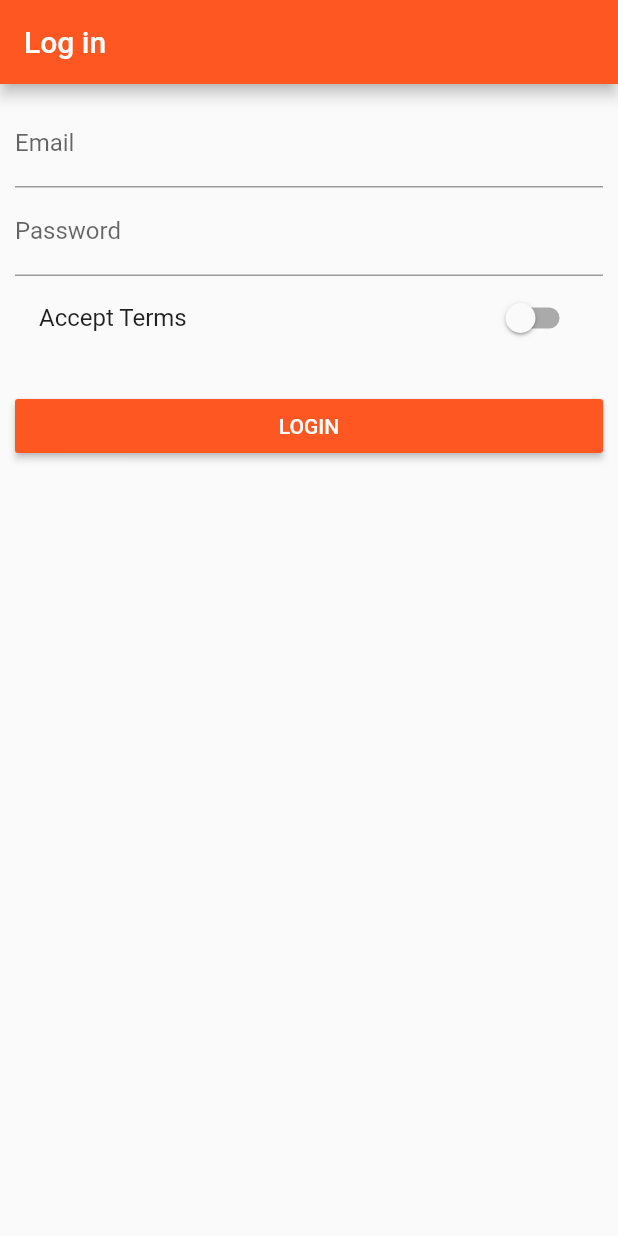
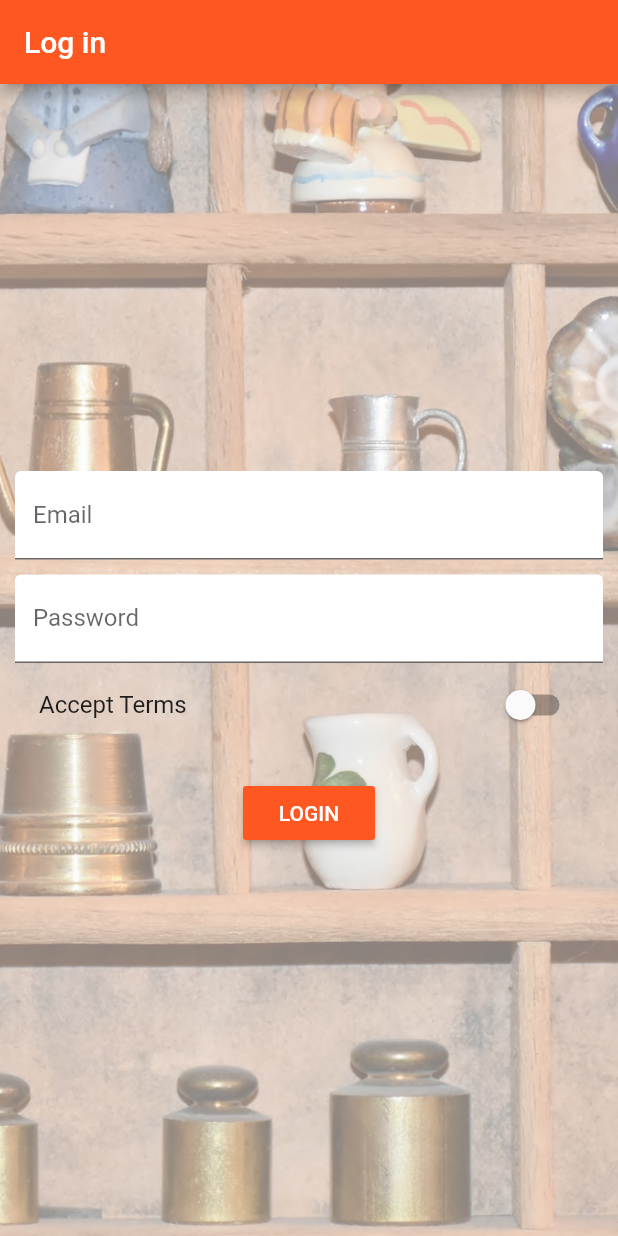
Before and after one commit to AliRadmanesh/flutter-easy-list, a Flutter app: the screen it shows after launch, on a phone screen of 412 x 824 dp. Run offline on Flutter 3.47's test engine with Material 2 defaults, Android fonts, the phone set to English and light mode, and no system bars.

Commit message:
Add more pages, Refactor files

```diff
--- a/lib/main.dart
+++ b/lib/main.dart
@@ -80,12 +80,14 @@ class _MyAppState extends State<MyApp> {
         brightness: Brightness.light,
         primarySwatch: Colors.deepOrange,
         accentColor: Colors.deepPurple,
+        // fontFamily: 'Oswald', // If you want a global font family for the app
       ),
       // home: AuthPage(),
       /* Global route registry */
       routes: {
-        '/': (BuildContext context) => AuthPage(), // ProductsPage(_products),
+        '/': (BuildContext context) => AuthPage(),
         // '/login': (BuildContext context) => AuthPage(),
+        '/products': (BuildContext context) => ProductsPage(_products),
         '/admin': (BuildContext context) =>
             ProductsAdminPage(_addProduct, _deleteProduct),
       },
@@ -108,7 +110,10 @@ class _MyAppState extends State<MyApp> {
           final int index = int.parse(pathElements[2]);
           return MaterialPageRoute<bool>(
             builder: (BuildContext context) => ProductPage(
-                _products[index]['title'], _products[index]['image']),
+                _products[index]['title'],
+                _products[index]['image'],
+                _products[index]['price'],
+                _products[index]['description']),
           );
         }
         return null;
--- a/lib/pages/auth.dart
+++ b/lib/pages/auth.dart
@@ -12,6 +12,55 @@ class _AuthPageState extends State<AuthPage> {
   String _passwordValue;
   bool _acceptTerms = false;
 
+  DecorationImage _buildBackgroundImage() {
+    return DecorationImage(
+      fit: BoxFit.cover,
+      colorFilter:
+          ColorFilter.mode(Colors.black.withOpacity(0.5), BlendMode.dstATop),
+      image: AssetImage('assets/images/background.jpg'),
+    );
+  }
+
+  Widget _buildEmailTextField() {
+    return TextField(
+      decoration: InputDecoration(
+          labelText: 'Email', filled: true, fillColor: Colors.white),
+      onChanged: (String value) {
+        setState(() {
+          _emailValue = value;
+        });
+      },
+    );
+  }
+
+  Widget _buildPasswordTextField() {
+    return TextField(
+      decoration: InputDecoration(
+          labelText: 'Password', filled: true, fillColor: Colors.white),
+      onChanged: (String value) {
+        setState(() {
+          _passwordValue = value;
+        });
+      },
+    );
+  }
+
+  Widget _buildAcceptSwitch() {
+    return SwitchListTile(
+      value: _acceptTerms,
+      onChanged: (bool value) {
+        setState(() {
+          _acceptTerms = value;
+        });
+      },
+      title: Text('Accept Terms'),
+    );
+  }
+
+  void _submitForm() {
+    Navigator.pushReplacementNamed(context, '/products');
+  }
+
   @override
   Widget build(BuildContext context) {
     return Scaffold(
@@ -19,34 +68,20 @@ class _AuthPageState extends State<AuthPage> {
         title: Text('Log in'),
       ),
       body: Container(
-        margin: EdgeInsets.all(10.0),
-        child: ListView(
+        decoration: BoxDecoration(
+          image: _buildBackgroundImage(),
+        ),
+        padding: EdgeInsets.all(10.0),
+        child: Center(
+          child: SingleChildScrollView(
+            child: Column(
               children: <Widget>[
-            TextField(
-              decoration: InputDecoration(labelText: 'Email'),
-              onChanged: (String value) {
-                setState(() {
-                  _emailValue = value;
-                });
-              },
+                _buildEmailTextField(),
+                SizedBox(
+                  height: 10.0,
                 ),
-            TextField(
-              decoration: InputDecoration(labelText: 'Password'),
-              onChanged: (String value) {
-                setState(() {
-                  _passwordValue = value;
-                });
-              },
-            ),
-            SwitchListTile(
-              value: _acceptTerms,
-              onChanged: (bool value) {
-                setState(() {
-                  _acceptTerms = value;
-                });
-              },
-              title: Text('Accept Terms'),
-            ),
+                _buildPasswordTextField(),
+                _buildAcceptSwitch(),
                 SizedBox(
                   height: 20.0,
                 ),
@@ -54,11 +89,11 @@ class _AuthPageState extends State<AuthPage> {
                   color: Theme.of(context).primaryColor,
                   textColor: Colors.white,
                   child: Text('LOGIN'),
-              onPressed: () {
-                Navigator.pushReplacementNamed(context, '/');
-              },
+                  onPressed: _submitForm,
                 ),
               ],
+            ),
+          ),
         ),
       ),
     );
```
Also changed, not shown: lib/pages/product.dart (+33 -41 lines), lib/pages/product_create.dart (+36 -22 lines), lib/pages/products.dart (+19 -8 lines), lib/pages/products_admin.dart (+21 -12 lines), lib/product_manager.dart (deleted, +0 -21 lines), lib/widgets/products/address_tag.dart (added, +19 -0 lines), lib/widgets/products/price_tag.dart (added, +28 -0 lines), lib/widgets/products/product_card.dart (added, +79 -0 lines), lib/widgets/products/products.dart (renamed from lib/products.dart, +4 -28 lines), lib/widgets/ui_elements/title_default.dart (added, +16 -0 lines), pubspec.yaml (+7 -6 lines), assets/fonts/Oswald-Bold.ttf (added), assets/images/background.jpg (added), assets/images/food.jpg (renamed from assets/food.jpg). Lines whose indentation alone changed are shown as unchanged.
